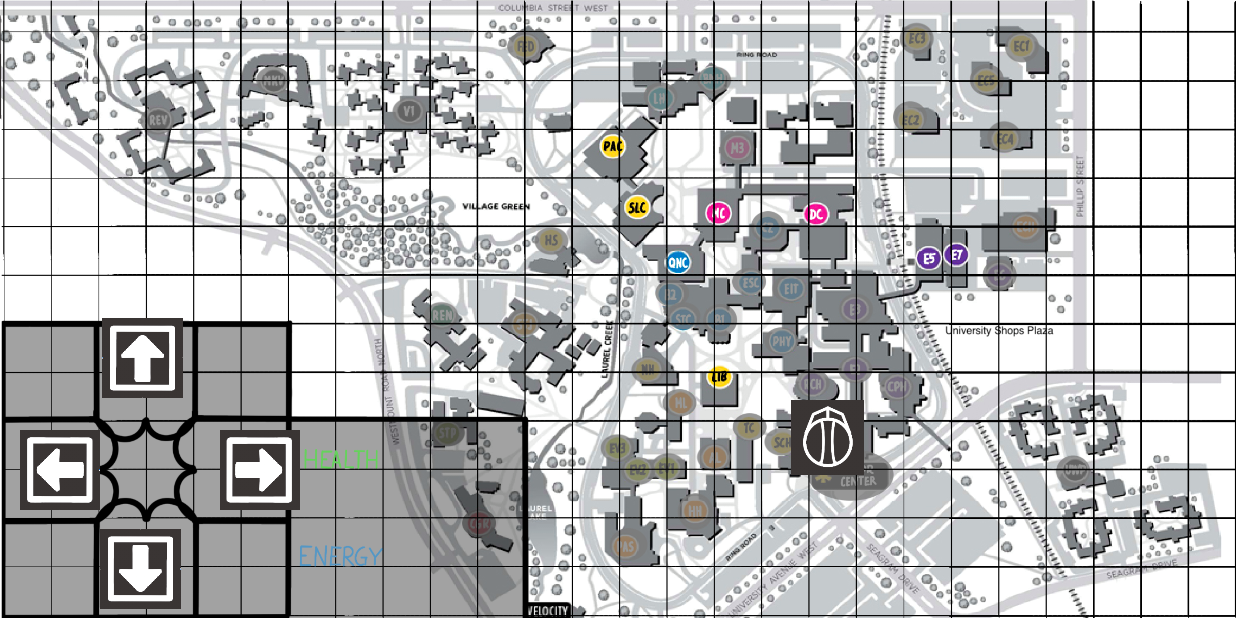
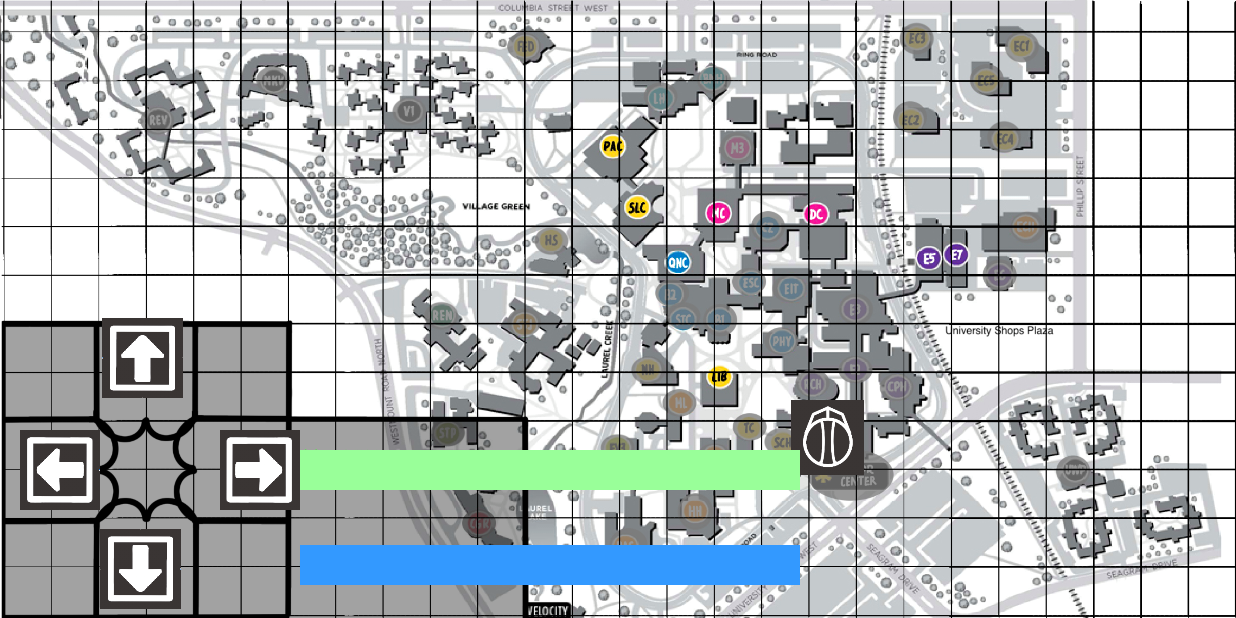
Before and after one commit to DaivikGoel/mcandgeese, an Android app: the ScrollableMap screen opened directly, with no data from a screen before it, on a phone screen of 824 x 412 dp (held sideways). Run offline under Robolectric (Android 15) with nearby library versions, the phone set to English and light mode, and no system bars.

Commit message:
added health and energy bars to map screen

```diff
--- a/app/src/main/java/com/example/mcandgeese/ScrollableMap.java
+++ b/app/src/main/java/com/example/mcandgeese/ScrollableMap.java
@@ -3,11 +3,15 @@ package com.example.mcandgeese;
 import androidx.appcompat.app.AppCompatActivity;
 
 import android.content.Intent;
+import android.graphics.Bitmap;
+import android.graphics.Canvas;
 import android.os.Bundle;
 import android.util.DisplayMetrics;
 import android.view.View;
 import android.widget.Button;
 import android.widget.ImageView;
+
+import com.example.mcandgeese.gamePanel.InfoBar;
 
 public class ScrollableMap extends AppCompatActivity {
 
@@ -16,6 +20,20 @@ public class ScrollableMap extends AppCompatActivity {
 
     private int screenHeight;
     private int screenWidth;
+
+    // user info
+    private int userHealth;
+    private InfoBar userHealthBar;
+    private Canvas userHealthCanvas;
+    private ImageView userHealthImageView;
+    private Bitmap userHealthBitMap;
+
+    // user energy bar
+    private int userEnergy;
+    private InfoBar userEnergyBar;
+    private Canvas userEnergyCanvas;
+    private ImageView userEnergyImageView;
+    private Bitmap userEnergyBitMap;
 
     // grid for marking building locations
     private String[][] grid = new String[26][12];
@@ -34,11 +52,18 @@ public class ScrollableMap extends AppCompatActivity {
         this.userLocX = ((GlobalVariables) this.getApplication()).getCurrentLocationX();
         this.userLocY = ((GlobalVariables) this.getApplication()).getCurrentLocationY();
 
+        // get the user health and energy from state
+        this.userHealth = ((GlobalVariables) this.getApplication()).getCurrentHealth();
+        this.userEnergy = ((GlobalVariables) this.getApplication()).getCurrentEnergy();
+
         // get the screen height and width
         DisplayMetrics displayMetrics = new DisplayMetrics();
         getWindowManager().getDefaultDisplay().getMetrics(displayMetrics);
         this.screenHeight = displayMetrics.heightPixels;
         this.screenWidth = displayMetrics.widthPixels;
+
+        setUpUserHealthBar();
+        setUpUserEnergyBar();
 
         System.out.println(this.screenWidth);
     }
@@ -55,6 +80,57 @@ public class ScrollableMap extends AppCompatActivity {
         StudentV.setX(userLocX);
         StudentV.setY(userLocY);
         StudentV.invalidate();
+    }
+
+    private void setUpUserHealthBar() {
+        // get the image view reference
+        userHealthImageView = (ImageView) findViewById(R.id.userHealthBarFreeRoam);
+
+        userHealthBitMap = Bitmap.createBitmap(
+                500, 150, Bitmap.Config.ARGB_8888);
+
+        // Associate the bitmap to the ImageView.
+        userHealthImageView.setImageBitmap(userHealthBitMap);
+
+        // Create a Canvas with the bitmap.
+        userHealthCanvas = new Canvas(userHealthBitMap);
+
+        // initialize health bar object
+        userHealthBar = new InfoBar("#99FF99", 0, 40);
+
+        // draw the health and energy bar
+        drawUserHealthBar();
+    }
+    private void setUpUserEnergyBar() {
+        // get the image view reference
+        userEnergyImageView = (ImageView) findViewById(R.id.userEnergyBarFreeRoam);
+
+        userEnergyBitMap = Bitmap.createBitmap(
+                500, 150, Bitmap.Config.ARGB_8888);
+
+        // Associate the bitmap to the ImageView.
+        userEnergyImageView.setImageBitmap(userEnergyBitMap);
+
+        // Create a Canvas with the bitmap.
+        userEnergyCanvas = new Canvas(userEnergyBitMap);
+
+        // initialize health bar object
+        userEnergyBar = new InfoBar("#3399FF", 0, 40);
+
+        // draw the health and energy bar
+        drawUserEnergyBar();
+    }
+
+    private void drawUserHealthBar()
+    {
+        // draw/update health and energy bars
+        this.userHealthBar.drawBar(this.userHealth, userHealthCanvas);
+    }
+
+    private void drawUserEnergyBar()
+    {
+        // draw/update health and energy bars
+        this.userEnergyBar.drawBar(this.userEnergy, userEnergyCanvas);
     }
 
     private void markBuildingLocations() {
--- a/app/src/main/res/layout/activity_scrollable_map.xml
+++ b/app/src/main/res/layout/activity_scrollable_map.xml
@@ -90,4 +90,24 @@
         app:layout_constraintTop_toTopOf="parent"
         app:layout_constraintVertical_bias="0.942" />
 
+    <ImageView
+        android:id="@+id/userHealthBarFreeRoam"
+        android:layout_width="wrap_content"
+        android:layout_height="wrap_content"
+        android:layout_marginStart="200dp"
+        android:layout_marginTop="300dp"
+        app:layout_constraintStart_toStartOf="parent"
+        app:layout_constraintTop_toTopOf="parent"
+        tools:srcCompat="@tools:sample/avatars" />
+
+    <ImageView
+        android:id="@+id/userEnergyBarFreeRoam"
+        android:layout_width="wrap_content"
+        android:layout_height="wrap_content"
+        android:layout_marginStart="200dp"
+        android:layout_marginTop="363dp"
+        app:layout_constraintStart_toStartOf="parent"
+        app:layout_constraintTop_toTopOf="parent"
+        tools:srcCompat="@tools:sample/avatars" />
+
 </androidx.constraintlayout.widget.ConstraintLayout>
```
Also changed, not shown: app/src/main/res/drawable/base_map.png (added).
